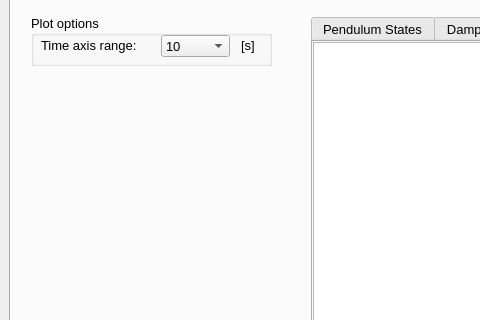
Above: hmi/src/gui.ui from sondretordal/motion-lab before the change; both pictures show x 0 to 480 and y 91 to 411 of the 1129 by 846 pixel window. Below: the same form after it.
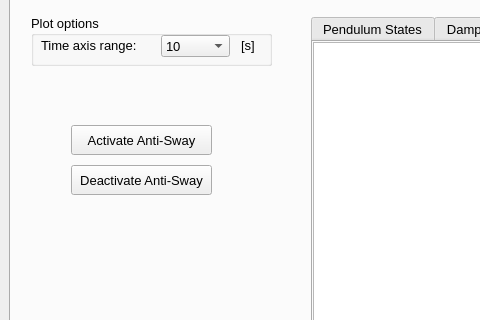
That is the form after the change. The open tabs and pages were chosen to show the change. Custom widgets are drawn as their Qt base class.

Commit message: Tested with LQR anti sway controller and working

The edit to the form file:
```diff
--- a/hmi/src/gui.ui
+++ b/hmi/src/gui.ui
@@ -4500,6 +4500,54 @@
          </property>
         </widget>
        </widget>
+       <widget class="QPushButton" name="btnActivateAntiSway">
+        <property name="geometry">
+         <rect>
+          <x>60</x>
+          <y>180</y>
+          <width>141</width>
+          <height>30</height>
+         </rect>
+        </property>
+        <property name="font">
+         <font>
+          <pointsize>10</pointsize>
+         </font>
+        </property>
+        <property name="layoutDirection">
+         <enum>Qt::LeftToRight</enum>
+        </property>
+        <property name="text">
+         <string>Activate Anti-Sway</string>
+        </property>
+        <property name="autoDefault">
+         <bool>false</bool>
+        </property>
+       </widget>
+       <widget class="QPushButton" name="btnDeactivateAntiSway">
+        <property name="geometry">
+         <rect>
+          <x>60</x>
+          <y>220</y>
+          <width>141</width>
+          <height>30</height>
+         </rect>
+        </property>
+        <property name="font">
+         <font>
+          <pointsize>10</pointsize>
+         </font>
+        </property>
+        <property name="layoutDirection">
+         <enum>Qt::LeftToRight</enum>
+        </property>
+        <property name="text">
+         <string>Deactivate Anti-Sway</string>
+        </property>
+        <property name="autoDefault">
+         <bool>false</bool>
+        </property>
+       </widget>
       </widget>
       <widget class="QWidget" name="tab_9">
        <attribute name="title">
```
Left out of the diff: 6 changed lines with no effect on the pictures. The commit also changes 32 other files.
